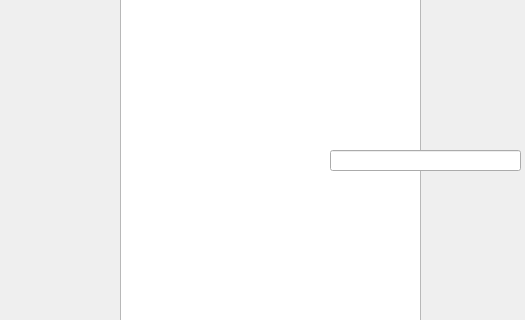
Qt form TFGapp/TFGapp/gradosMain.ui (tfgapp/tfg) before a commit; both pictures show x 0 to 525 and y 160 to 480 of the 987 by 754 pixel window.
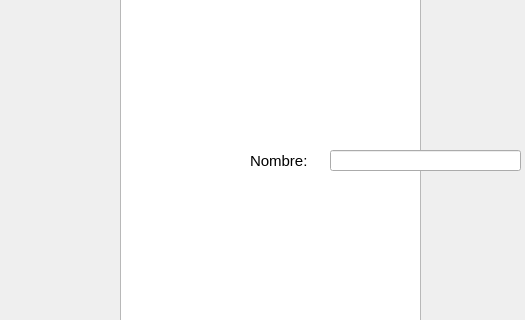
The same form after that commit.

What changed in the file:
```diff
--- a/TFGapp/TFGapp/gradosMain.ui
+++ b/TFGapp/TFGapp/gradosMain.ui
@@ -85,6 +85,24 @@
     </rect>
    </property>
   </widget>
+  <widget class="QLabel" name="labelNombre">
+   <property name="geometry">
+    <rect>
+     <x>250</x>
+     <y>310</y>
+     <width>71</width>
+     <height>21</height>
+    </rect>
+   </property>
+   <property name="font">
+    <font>
+     <pointsize>11</pointsize>
+    </font>
+   </property>
+   <property name="text">
+    <string>Nombre:</string>
+   </property>
+  </widget>
  </widget>
  <layoutdefault spacing="6" margin="11"/>
  <resources/>
```
